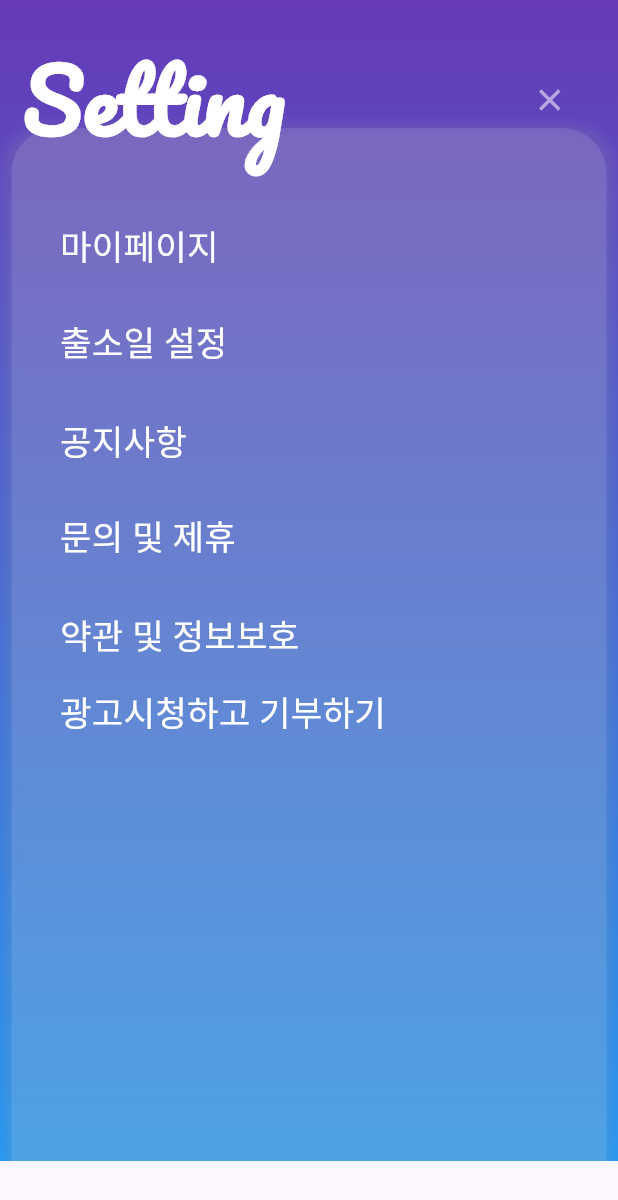
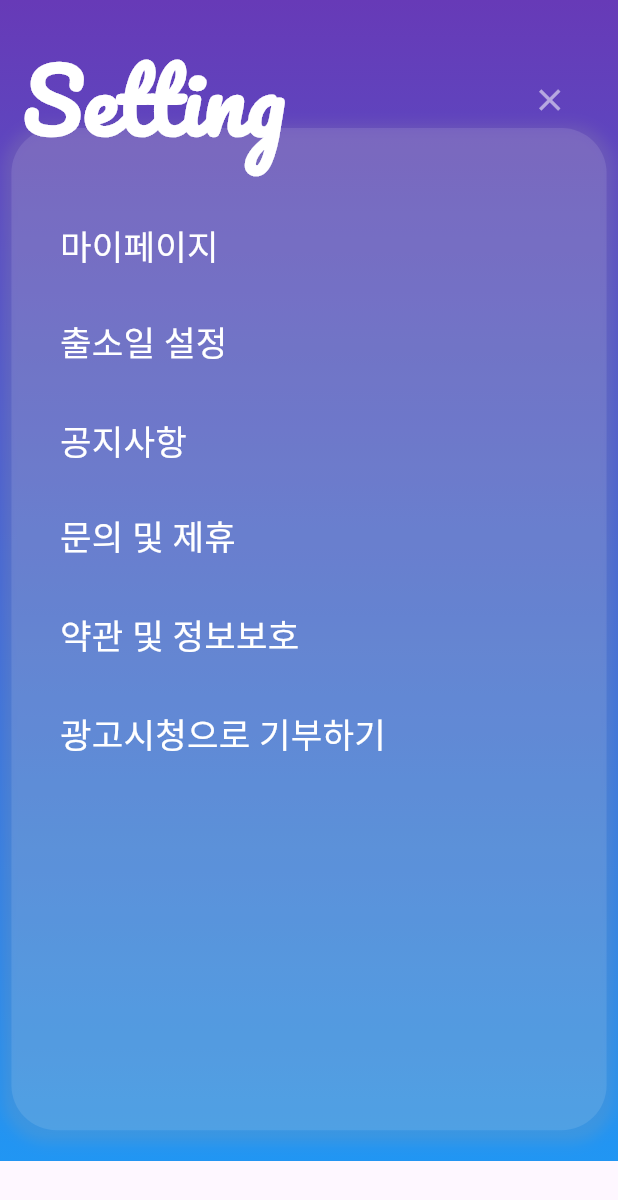
Before and after one commit to maccreyLim/Navi-Diary, a Flutter app: the SettingScreen screen opened directly, on a phone screen of 412 x 824 dp. Shown: the top 1200 px of the screen. Run offline on Flutter 3.47's test engine with Material 3 defaults, Android fonts, the phone set to English and light mode, and no system bars; drawn by our look-alikes of google_mobile_ads; our stand-ins replace cloud_firestore, firebase_auth, firebase_core, firebase_messaging, firebase_storage, flutter_image_compress and 12 more; missing offline and left inert: flutter_email_sender, webview_flutter_android, webview_flutter_wkwebview; accounts and stored records are empty; network calls fail.

Commit message:
FCM적용 Ver1.5

```diff
--- a/lib/scr/setting_screen.dart
+++ b/lib/scr/setting_screen.dart
@@ -9,6 +9,7 @@ import 'package:navi_diary/scr/my_page_screen.dart';
 import 'package:navi_diary/scr/notice_screen.dart';
 import 'package:navi_diary/scr/release_setting_screen.dart';
 import 'package:navi_diary/scr/term_and_infor_screen.dart';
+import 'package:navi_diary/widget/notification.dart';
 import 'package:navi_diary/widget/w.banner_ad.dart';
 import 'package:navi_diary/widget/w.reword_ad.dart';
 
@@ -21,6 +22,7 @@ class SettingScreen extends StatefulWidget {
 }
 
 class _SettingScreenState extends State<SettingScreen> {
+  CustomNotification customNotification = CustomNotification();
   @override
   void initState() {
     super.initState();
@@ -56,7 +58,7 @@ class _SettingScreenState extends State<SettingScreen> {
               child: Center(
                 child: Container(
                   width: 1040.w,
-                  height: 1950.h,
+                  height: 1800.h,
                   decoration: BoxDecoration(
                     color: Colors.white.withOpacity(0.1),
                     boxShadow: [
@@ -168,12 +170,13 @@ class _SettingScreenState extends State<SettingScreen> {
                         style: TextStyle(color: Colors.white, fontSize: 60.sp),
                       ),
                     ),
+                    SizedBox(height: 40.h),
                     TextButton(
                       onPressed: () {
-                        showRewardAd;
+                        showRewardAd();
                       },
                       child: Text(
-                        '광고시청하고 기부하기',
+                        '광고시청으로 기부하기',
                         style: TextStyle(color: Colors.white, fontSize: 60.sp),
                       ),
                     ),
--- /dev/null
+++ b/lib/widget/notification.dart
@@ -0,0 +1,40 @@
+import 'package:flutter_local_notifications/flutter_local_notifications.dart';
+
+class ConcreteNotificationDetails extends NotificationDetails {
+  ConcreteNotificationDetails({
+    required AndroidNotificationDetails android,
+  }) : super(android: android);
+}
+
+class CustomNotification {
+  final NotificationDetails _details = ConcreteNotificationDetails(
+    android: const AndroidNotificationDetails(
+      'alarm 1',
+      '1번 푸시',
+      channelDescription: '푸시 알림 채널',
+      importance: Importance.high,
+      priority: Priority.high,
+    ),
+  );
+
+  Future<void> showPushAlarm(title, Contents) async {
+    FlutterLocalNotificationsPlugin _localNotification =
+        FlutterLocalNotificationsPlugin();
+
+// 신호를 받은 후 10초 후에 알림을 보내기 위해 Future.delayed 사용
+    await Future.delayed(const Duration(seconds: 3), () async {
+      await _localNotification.show(
+        0,
+        //메시지 title
+        title,
+        //메시지 Contents
+        Contents,
+        _details,
+        payload: 'deepLink',
+      );
+    });
+  }
+}
+
+//사용법
+// customNotification.showPushAlarm()
--- a/lib/widget/w.banner_ad.dart
+++ b/lib/widget/w.banner_ad.dart
@@ -20,7 +20,7 @@ class _BannerAdExampleState extends State<BannerAdExample> {
   void loadBannerAd() {
     _bannerAd = BannerAd(
       //실제 ID
-      adUnitId: 'ca-app-pub-3940256099942544/6300978111',
+      adUnitId: 'ca-app-pub-9128371394963939/8206306775',
       size: AdSize.banner,
       request: AdRequest(),
       listener: BannerAdListener(
--- a/lib/widget/w.interstitle_ad_example.dart
+++ b/lib/widget/w.interstitle_ad_example.dart
@@ -10,7 +10,7 @@ class InterstitialAdController {
     AdManagerInterstitialAd.load(
       adUnitId: Platform.isAndroid
           //실제 ID
-          ? 'ca-app-pub-3940256099942544/1033173712'
+          ? 'ca-app-pub-9128371394963939/8109624926'
           : 'ca-app-pub-3940256099942544/4411468910',
       request: const AdManagerAdRequest(),
       adLoadCallback: AdManagerInterstitialAdLoadCallback(
--- a/lib/widget/w.reword_ad.dart
+++ b/lib/widget/w.reword_ad.dart
@@ -7,7 +7,7 @@ class RewardAd {
   String getAdUnitId() {
     // 플랫폼에 따라 광고 단위 ID를 반환
     return Platform.isAndroid
-        ? 'ca-app-pub-3940256099942544/5224354917'
+        ? 'ca-app-pub-9128371394963939/2602642218'
         : 'your_ios_ad_unit_id';
   }
 
--- a/pubspec.yaml
+++ b/pubspec.yaml
@@ -16,7 +16,7 @@ publish_to: 'none' # Remove this line if you wish to publish to pub.dev
 # https://developer.apple.com/library/archive/documentation/General/Reference/InfoPlistKeyReference/Articles/CoreFoundationKeys.html
 # In Windows, build-name is used as the major, minor, and patch parts
 # of the product and file versions while build-number is used as the build suffix.
-version: 1.1.0+11
+version: 1.5.0+14
 
 environment:
   sdk: '>=3.2.1 <4.0.0'
@@ -59,6 +59,7 @@ dependencies:
   change_app_package_name: ^1.1.0
   flutter_secure_storage: ^9.0.0
   firebase_messaging: ^14.7.10
+  flutter_local_notifications: ^16.3.2
 
 
 dev_dependencies:
```
Also changed, not shown: lib/main.dart (+54 -0 lines), lib/scr/home_screen.dart (+50 -0 lines), pubspec.lock, 4 other files.
